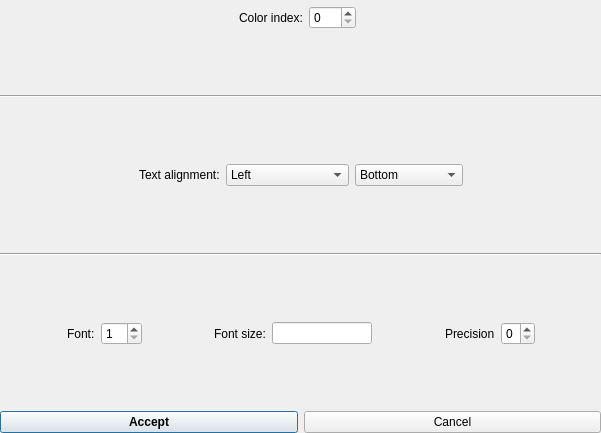
First picture: the form in src/gui/MainWindowTools/aroottextconfigurator.ui, repository andrmor/ANTS2, before the edit.
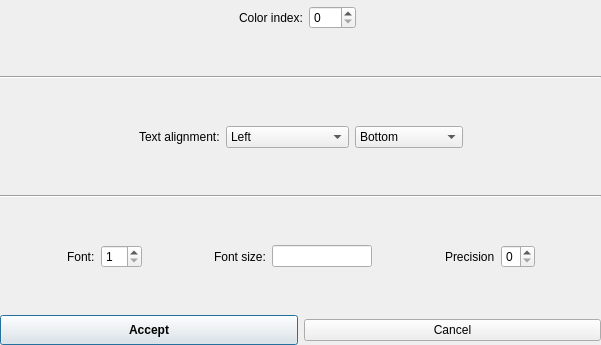
Second picture: the form after the edit.

Diff of the .ui file:
```diff
--- a/src/gui/MainWindowTools/aroottextconfigurator.ui
+++ b/src/gui/MainWindowTools/aroottextconfigurator.ui
@@ -7,7 +7,7 @@
     <x>0</x>
     <y>0</y>
     <width>601</width>
-    <height>433</height>
+    <height>345</height>
    </rect>
   </property>
   <property name="sizePolicy">
@@ -104,7 +104,7 @@
      <property name="sizeHint" stdset="0">
       <size>
        <width>20</width>
-       <height>40</height>
+       <height>20</height>
       </size>
      </property>
     </spacer>
@@ -124,7 +124,7 @@
      <property name="sizeHint" stdset="0">
       <size>
        <width>20</width>
-       <height>40</height>
+       <height>20</height>
       </size>
      </property>
     </spacer>
@@ -212,7 +212,7 @@
      <property name="sizeHint" stdset="0">
       <size>
        <width>20</width>
-       <height>40</height>
+       <height>20</height>
       </size>
      </property>
     </spacer>
@@ -232,7 +232,7 @@
      <property name="sizeHint" stdset="0">
       <size>
        <width>20</width>
-       <height>40</height>
+       <height>20</height>
       </size>
      </property>
     </spacer>
@@ -352,7 +352,7 @@
      <property name="sizeHint" stdset="0">
       <size>
        <width>20</width>
-       <height>40</height>
+       <height>20</height>
       </size>
      </property>
     </spacer>
@@ -364,6 +364,12 @@
      </property>
      <item>
       <widget class="QPushButton" name="pbAccept">
+       <property name="minimumSize">
+        <size>
+         <width>0</width>
+         <height>30</height>
+        </size>
+       </property>
        <property name="font">
         <font>
          <weight>75</weight>
```
